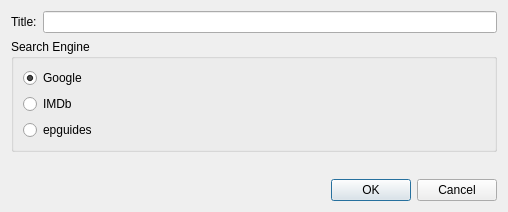
This is src/websearchdialog.ui in rweather/tvguide as Qt 5 draws it before an edit. The edited form follows.
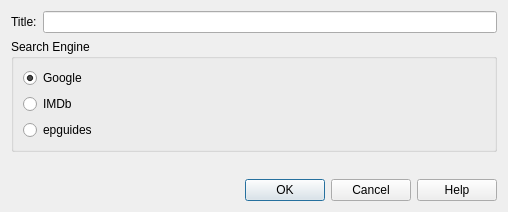
This is the edited form.

Commit message: Add context-sensitive help to the dialogs.

```diff
--- a/src/websearchdialog.ui
+++ b/src/websearchdialog.ui
@@ -89,7 +89,7 @@
       <enum>Qt::Horizontal</enum>
      </property>
      <property name="standardButtons">
-      <set>QDialogButtonBox::Cancel|QDialogButtonBox::Ok</set>
+      <set>QDialogButtonBox::Cancel|QDialogButtonBox::Help|QDialogButtonBox::Ok</set>
      </property>
     </widget>
    </item>
```
The commit also changes 26 other files.
